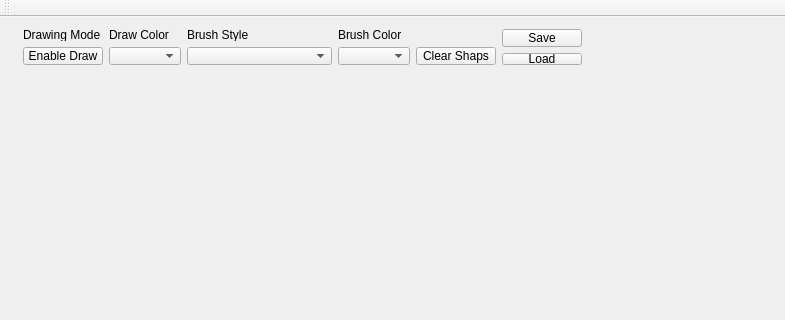
This is MainWindow.ui in aamirglb/ShapeDrawing as Qt 5 draws it before an edit; both pictures show x 0 to 785 and y 0 to 320 of the 785 by 693 pixel window. The edited form follows.
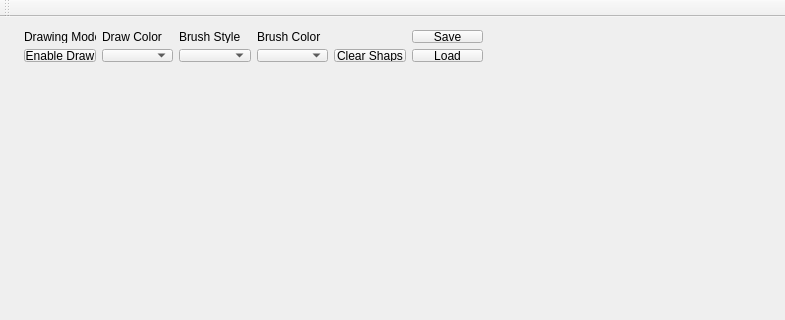
This is the edited form.

Patch:
```diff
--- a/MainWindow.ui
+++ b/MainWindow.ui
@@ -17,13 +17,13 @@
    <widget class="QWidget" name="">
     <property name="geometry">
      <rect>
-      <x>12</x>
-      <y>1</y>
-      <width>581</width>
-      <height>57</height>
+      <x>13</x>
+      <y>2</y>
+      <width>481</width>
+      <height>54</height>
      </rect>
     </property>
-    <layout class="QGridLayout" name="gridLayout" columnstretch="0,0,2,0,0,0">
+    <layout class="QGridLayout" name="gridLayout">
      <item row="0" column="0">
       <widget class="QLabel" name="label">
        <property name="text">
@@ -65,37 +65,37 @@
        </property>
       </spacer>
      </item>
-     <item row="0" column="5" rowspan="2">
+     <item row="0" column="5">
       <widget class="QPushButton" name="saveBtn">
        <property name="text">
         <string>Save</string>
        </property>
       </widget>
      </item>
-     <item row="1" column="0" rowspan="2">
+     <item row="1" column="0">
       <widget class="QPushButton" name="drawModeBtn">
        <property name="text">
         <string>Enable Draw</string>
        </property>
       </widget>
      </item>
-     <item row="1" column="1" rowspan="2">
+     <item row="1" column="1">
       <widget class="QComboBox" name="colorCombo"/>
      </item>
-     <item row="1" column="2" rowspan="2">
+     <item row="1" column="2">
       <widget class="QComboBox" name="brushCombo"/>
      </item>
-     <item row="1" column="3" rowspan="2">
+     <item row="1" column="3">
       <widget class="QComboBox" name="brushColorCombo"/>
      </item>
-     <item row="1" column="4" rowspan="2">
+     <item row="1" column="4">
       <widget class="QPushButton" name="clearShapes">
        <property name="text">
         <string>Clear Shaps</string>
        </property>
       </widget>
      </item>
-     <item row="2" column="5">
+     <item row="1" column="5">
       <widget class="QPushButton" name="loadBtn">
        <property name="text">
         <string>Load</string>
```
Left out of the diff: 2 changed lines with no effect on the pictures.
